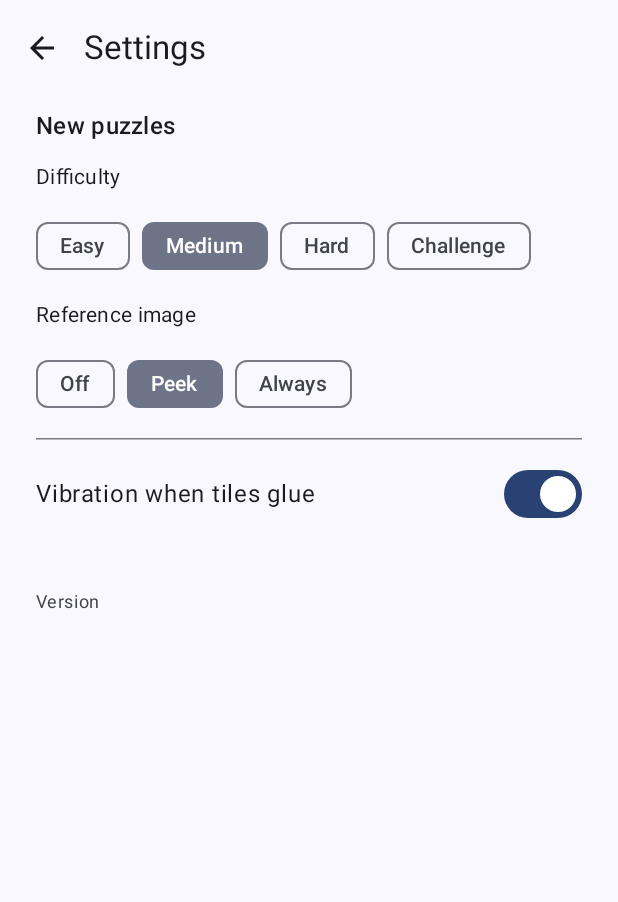
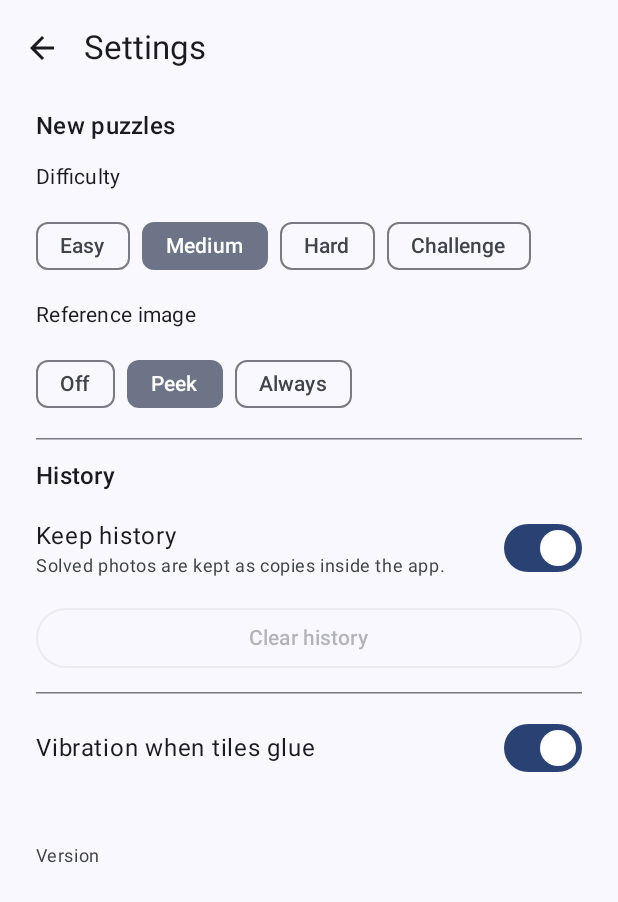
Before and after one commit to ekaterina-voronkova/tilory, an Android app built with Jetpack Compose: the composable SettingsScreen shown on its own in the app's theme, on a phone screen of 412 x 824 dp. Shown: the top 902 px of the screen. Run offline under Robolectric (Android 15) with nearby library versions, the phone set to English and light mode, and no system bars; pictures from the network do not load.

Commit message:
History: clear it, and a setting to not keep it (#38)
Co-Authored-By: Claude Opus 5.5 <noreply@anthropic.com>

```diff
--- a/app/src/main/java/com/voronkova/tilory/data/Models.kt
+++ b/app/src/main/java/com/voronkova/tilory/data/Models.kt
@@ -43,6 +43,8 @@ data class Settings(
     val ownTiles: Int = Preset.MEDIUM.tiles,
     val ownReference: ReferenceMode = ReferenceMode.PEEK,
     val vibration: Boolean = true,
+    /** When off, solved puzzles are not added to History (#38). */
+    val keepHistory: Boolean = true,
 )
 
 /** The smallest tile allowed, in dp; limits the largest grid (design §4, #17). */
--- a/app/src/main/java/com/voronkova/tilory/ui/OtherScreens.kt
+++ b/app/src/main/java/com/voronkova/tilory/ui/OtherScreens.kt
@@ -25,6 +25,7 @@ import androidx.compose.foundation.rememberScrollState
 import androidx.compose.foundation.verticalScroll
 import androidx.compose.material.icons.Icons
 import androidx.compose.material.icons.automirrored.filled.ArrowBack
+import androidx.compose.material.icons.filled.Delete
 import androidx.compose.material3.Button
 import androidx.compose.material3.ExperimentalMaterial3Api
 import androidx.compose.material3.HorizontalDivider
@@ -145,19 +146,36 @@ fun ZoomableImage(image: ImageBitmap, background: Boolean = true) {
 
 @OptIn(ExperimentalMaterial3Api::class)
 @Composable
-private fun BackTopBar(title: String, onBack: () -> Unit) {
+private fun BackTopBar(
+    title: String,
+    onBack: () -> Unit,
+    actions: @Composable androidx.compose.foundation.layout.RowScope.() -> Unit = {},
+) {
     TopAppBar(
         title = { Text(title) },
         navigationIcon = {
             IconButton(onClick = onBack) { Icon(Icons.AutoMirrored.Filled.ArrowBack, stringResource(R.string.back)) }
         },
+        actions = actions,
     )
 }
 
 @Composable
 fun HistoryScreen(vm: TiloryViewModel) {
     val data by vm.data.collectAsStateWithLifecycle()
-    Scaffold(topBar = { BackTopBar(stringResource(R.string.history), vm::back) }) { padding ->
+    var askClear by remember { mutableStateOf(false) }
+    if (askClear) ClearHistoryDialog(vm) { askClear = false }
+    Scaffold(
+        topBar = {
+            BackTopBar(stringResource(R.string.history), vm::back) {
+                if (data.history.isNotEmpty()) {
+                    IconButton(onClick = { askClear = true }) {
+                        Icon(Icons.Filled.Delete, stringResource(R.string.clear_history))
+                    }
+                }
+            }
+        },
+    ) { padding ->
         if (data.history.isEmpty()) {
             Box(Modifier.fillMaxSize().padding(padding), contentAlignment = Alignment.Center) {
                 Text(stringResource(R.string.history_empty), color = MaterialTheme.colorScheme.onSurfaceVariant)
@@ -254,6 +272,40 @@ fun SettingsScreen(vm: TiloryViewModel) {
             ReferenceChips(settings.ownReference) { mode -> vm.updateSettings { it.copy(ownReference = mode) } }
 
             HorizontalDivider()
+            Text(stringResource(R.string.history), style = MaterialTheme.typography.titleMedium)
+            Row(verticalAlignment = Alignment.CenterVertically) {
+                Column(Modifier.weight(1f)) {
+                    Text(stringResource(R.string.keep_history))
+                    Text(
+                        stringResource(R.string.keep_history_hint),
+                        style = MaterialTheme.typography.bodySmall,
+                        color = MaterialTheme.colorScheme.onSurfaceVariant,
+                    )
+                }
+                Switch(
+                    checked = settings.keepHistory,
+                    onCheckedChange = { on -> vm.updateSettings { it.copy(keepHistory = on) } },
+                )
+            }
+            var askClear by remember { mutableStateOf(false) }
+            if (askClear) ClearHistoryDialog(vm) { askClear = false }
+            OutlinedButton(
+                onClick = { askClear = true },
+                enabled = data.history.isNotEmpty(),
+                modifier = Modifier.fillMaxWidth(),
+            ) {
+                val count = data.history.size
+                Text(
+                    if (count > 0) {
+                        stringResource(R.string.clear_history) + " · " +
+                            androidx.compose.ui.res.pluralStringResource(R.plurals.history_photos, count, count)
+                    } else {
+                        stringResource(R.string.clear_history)
+                    },
+                )
+            }
+
+            HorizontalDivider()
             Row(verticalAlignment = Alignment.CenterVertically) {
                 Text(stringResource(R.string.vibration), Modifier.weight(1f))
                 Switch(
--- a/app/src/main/res/values/strings.xml
+++ b/app/src/main/res/values/strings.xml
@@ -57,4 +57,14 @@
     <string name="update_channel">Updates</string>
     <string name="update_notif_title">Tilory %s is downloaded</string>
     <string name="update_notif_text">Tap to install</string>
+    <string name="keep_history">Keep history</string>
+    <string name="keep_history_hint">Solved photos are kept as copies inside the app.</string>
+    <string name="clear_history">Clear history</string>
+    <string name="clear_history_title">Clear history?</string>
+    <string name="clear_history_text">%1$s (%2$s) will be deleted from the app. This cannot be undone. The originals in your gallery are not affected.</string>
+    <string name="delete">Delete</string>
+    <plurals name="history_photos">
+        <item quantity="one">%d photo</item>
+        <item quantity="other">%d photos</item>
+    </plurals>
 </resources>
```
Also changed, not shown: app/src/main/java/com/voronkova/tilory/ui/ClearHistory.kt (added, +49 -0 lines), app/src/main/java/com/voronkova/tilory/ui/TiloryViewModel.kt (+23 -2 lines), 2 other files.
